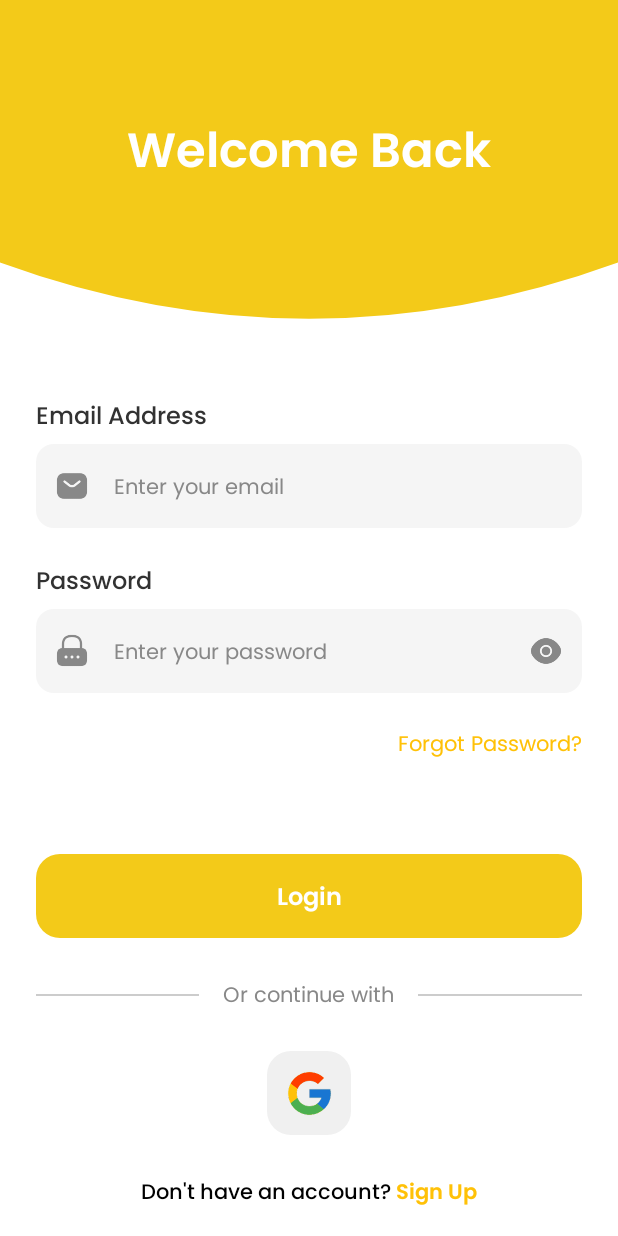
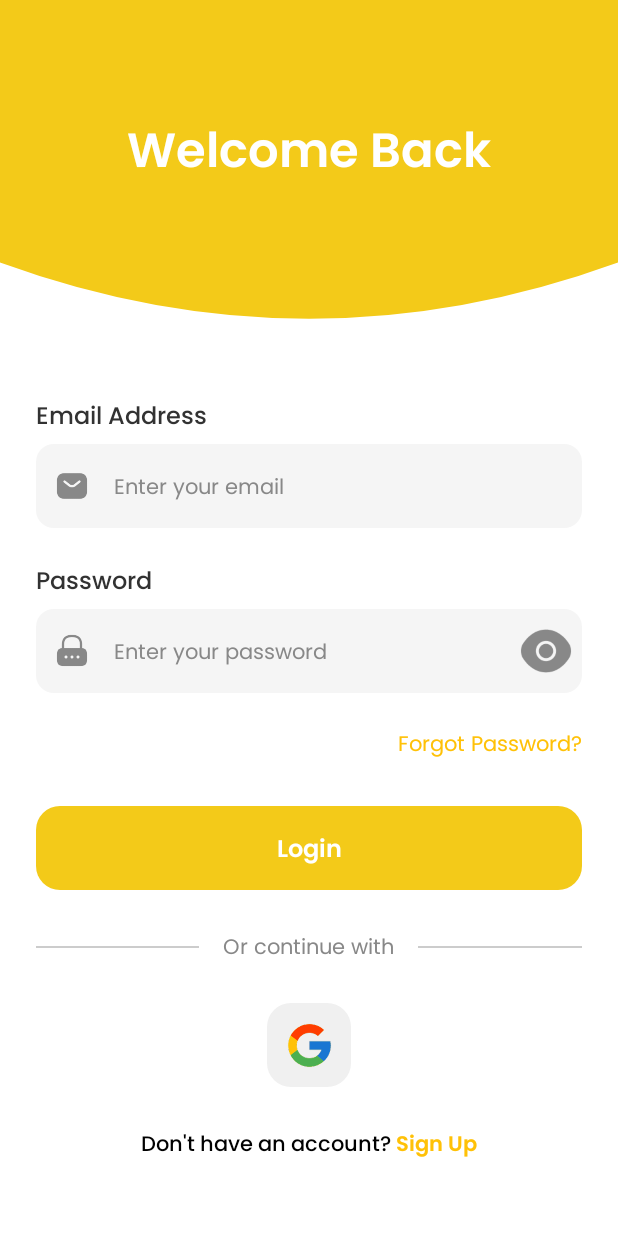
Before and after one commit to Uni-DevNet/sevalk, an Android app built with Jetpack Compose: the RegistrationScreen screen opened through its navigation route, after a tap on "Login", on a phone screen of 412 x 824 dp. Run offline under Robolectric (Android 15) with nearby library versions, the phone set to English and light mode, and no system bars; our stand-ins replace Dagger/Hilt's generated code, Timber.

Commit message:
complete the login flow

```diff
--- a/app/src/main/java/com/sevalk/presentation/auth/login/LoginScreen.kt
+++ b/app/src/main/java/com/sevalk/presentation/auth/login/LoginScreen.kt
@@ -31,7 +31,7 @@ import androidx.compose.ui.tooling.preview.Preview
 import androidx.compose.ui.unit.dp
 import androidx.compose.ui.unit.sp
 import com.sevalk.ui.theme.SevaLKTheme
-import androidx.lifecycle.viewmodel.compose.viewModel
+import androidx.hilt.navigation.compose.hiltViewModel
 import com.sevalk.R
 import com.sevalk.presentation.auth.components.AuthHeader
 import com.sevalk.presentation.auth.components.CustomTextField
@@ -41,7 +41,7 @@ import com.sevalk.ui.theme.S_INPUT_BACKGROUND
 
 @Composable
 fun LoginScreen(
-    viewModel: LoginViewModel = viewModel(),
+    viewModel: LoginViewModel = hiltViewModel(),
     onNavigateToSignUp: () -> Unit = {},
     onLoginSuccess: () -> Unit = {}
 ) {
@@ -67,7 +67,9 @@ fun LoginScreen(
                     placeholder = "Enter your email",
                     leadingIcon = painterResource(id = R.drawable.email),
                     keyboardType = KeyboardType.Email,
-                    )
+                    isError = uiState.emailError != null,
+                    errorMessage = uiState.emailError
+                )
 
                 // Password TextField
                 CustomTextField(
@@ -77,12 +79,18 @@ fun LoginScreen(
                     placeholder = "Enter your password",
                     leadingIcon = painterResource(id = R.drawable.lock),
                     keyboardType = KeyboardType.Password,
+                    isPasswordField = true,
+                    isPasswordVisible = uiState.isPasswordVisible,
                     trailingIcon = if (uiState.isPasswordVisible) {
                         painterResource(id = R.drawable.eye_slash)
                     } else {
                         painterResource(id = R.drawable.eye)
                     },
+                    onTrailingIconClick = viewModel::onTogglePasswordVisibility,
+                    isError = uiState.passwordError != null,
+                    errorMessage = uiState.passwordError
                 )
+
                 Text(
                     text = "Forgot Password?",
                     color = Color(0xFFFFC107),
@@ -92,14 +100,25 @@ fun LoginScreen(
                         .clickable { viewModel.forgotPassword() }
                 )
 
-                Spacer(modifier = Modifier.height(64.dp))
+                Spacer(modifier = Modifier.height(32.dp))
+
+                // Show general error message if any
+                uiState.errorMessage?.let { errorMessage ->
+                    Text(
+                        text = errorMessage,
+                        color = Color.Red,
+                        fontSize = 14.sp,
+                        modifier = Modifier.padding(bottom = 16.dp)
+                    )
+                }
 
                 // Login Button
                 PrimaryButton(
-                    text = "Login",
+                    text = if (uiState.isLoading) "Logging in..." else "Login",
                     onClick = {
-                        onLoginSuccess()
-                    }
+                        viewModel.onLoginClick(onSuccess = onLoginSuccess)
+                    },
+                    enabled = !uiState.isLoading
                 )
 
                 Spacer(modifier = Modifier.height(28.dp))
--- a/app/src/main/java/com/sevalk/presentation/auth/login/LoginState.kt
+++ b/app/src/main/java/com/sevalk/presentation/auth/login/LoginState.kt
@@ -5,5 +5,7 @@ data class LoginState(
     val password: String = "",
     val isPasswordVisible: Boolean = false,
     val isLoading: Boolean = false,
-    val errorMessage: String? = null
+    val errorMessage: String? = null,
+    val emailError: String? = null,
+    val passwordError: String? = null
 )
```
Also changed, not shown: app/src/main/java/com/sevalk/data/repositories/AuthRepository.kt (+14 -0 lines), app/src/main/java/com/sevalk/presentation/auth/login/LoginViewModel.kt (+134 -5 lines).
